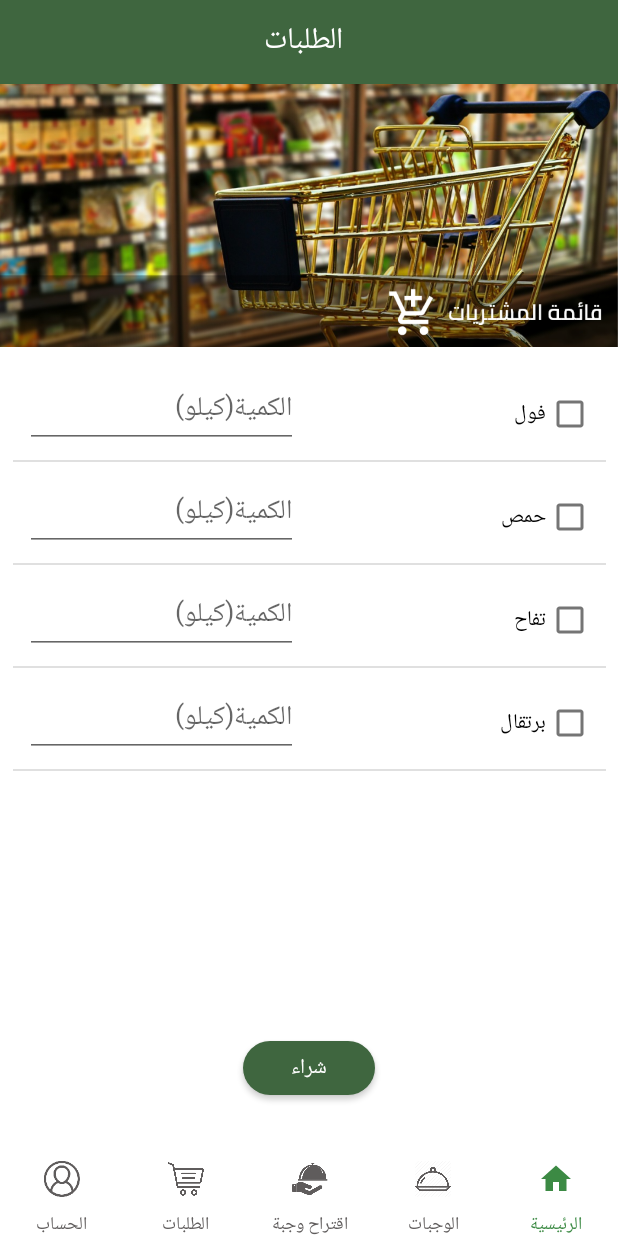
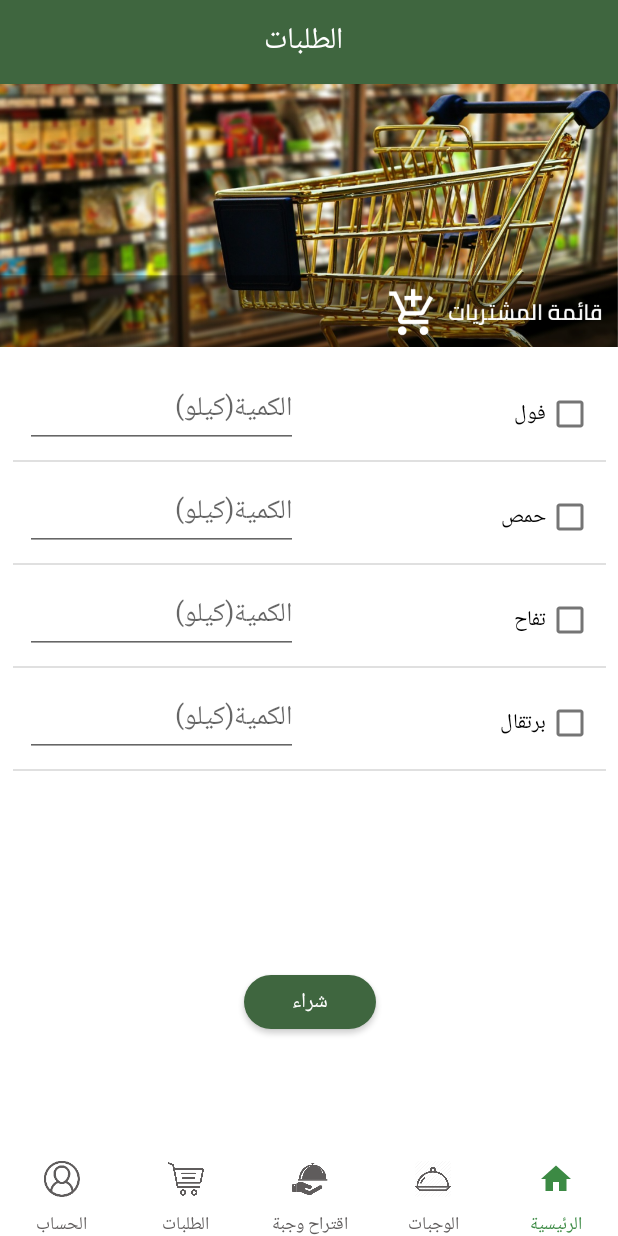
Before and after one commit to mohammedtabbakh/foodly, an Android app: the fragment Order placed in its activity, on a phone screen of 412 x 824 dp. Run offline under Robolectric (Android 15) with nearby library versions, the phone set to English and light mode, and no system bars; pictures from the network do not load.

Commit message:
Fix button in order  view

```diff
--- a/Foodly/app/src/main/res/layout/order.xml
+++ b/Foodly/app/src/main/res/layout/order.xml
@@ -31,14 +31,17 @@
         android:id="@+id/buyBtn"
         android:layout_width="wrap_content"
         android:layout_height="wrap_content"
-        app:cornerRadius="20dp"
+        android:layout_marginTop="569dp"
+        android:layout_marginBottom="114dp"
         android:fontFamily="cairo"
         android:gravity="center"
         android:text="شراء"
+        app:cornerRadius="20dp"
         app:layout_constraintBottom_toBottomOf="parent"
         app:layout_constraintCircleRadius="24dp"
         app:layout_constraintEnd_toEndOf="parent"
+        app:layout_constraintHorizontal_bias="0.498"
         app:layout_constraintStart_toStartOf="parent"
-        app:layout_constraintTop_toBottomOf="@+id/items_list_view" />
+        app:layout_constraintTop_toTopOf="parent" />
 
 </androidx.constraintlayout.widget.ConstraintLayout>
```
